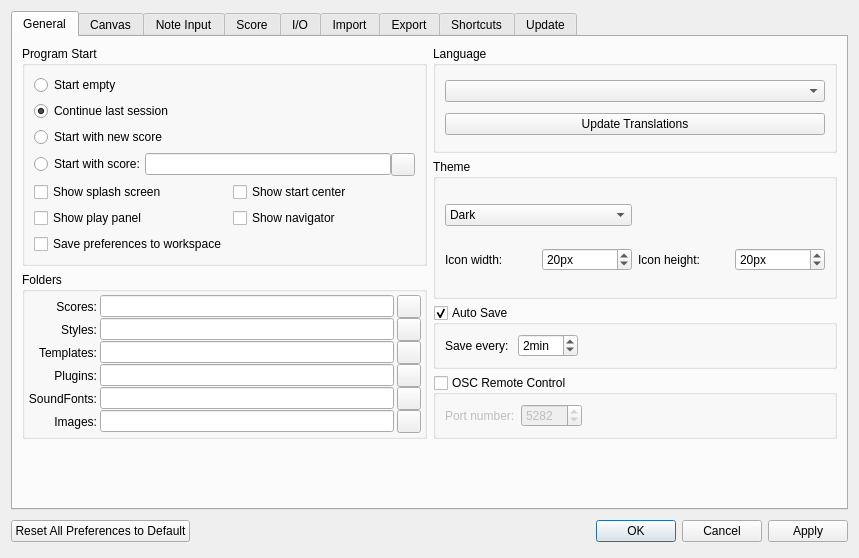
The window that mscore/prefsdialog.ui (JoshuaBonn1/MuseScore) describes before a commit, drawn with Qt 5.
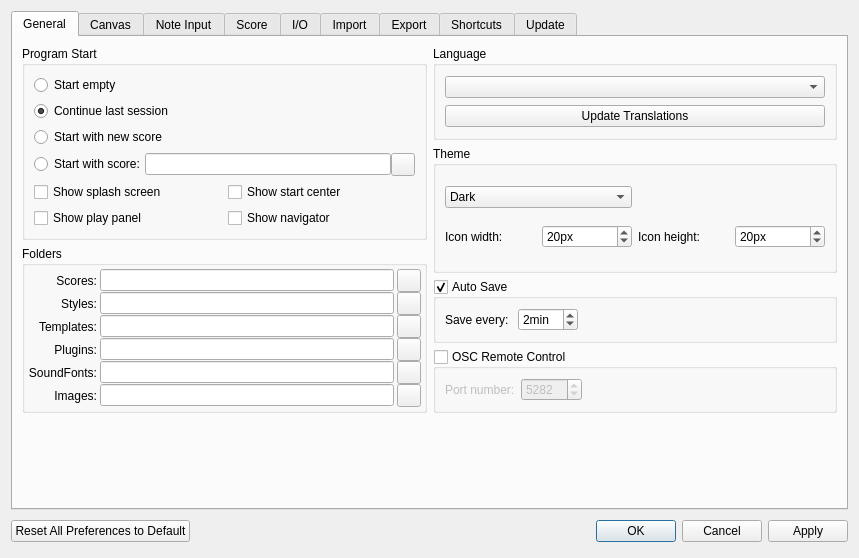
The same window after the commit. Icons and pictures are not drawn. Custom widgets are drawn as their Qt base class.

Commit message: Add workspace dialog, remove preference

The edit to the form file:
```diff
--- a/mscore/prefsdialog.ui
+++ b/mscore/prefsdialog.ui
@@ -232,13 +232,6 @@
             </property>
            </widget>
           </item>
-          <item row="6" column="0">
-           <widget class="QCheckBox" name="customPreferences">
-            <property name="text">
-             <string>Save preferences to workspace</string>
-            </property>
-           </widget>
-          </item>
          </layout>
         </widget>
        </item>
```
Left out of the diff: 40 changed lines with no effect on the pictures. The commit also changes 11 other files.
